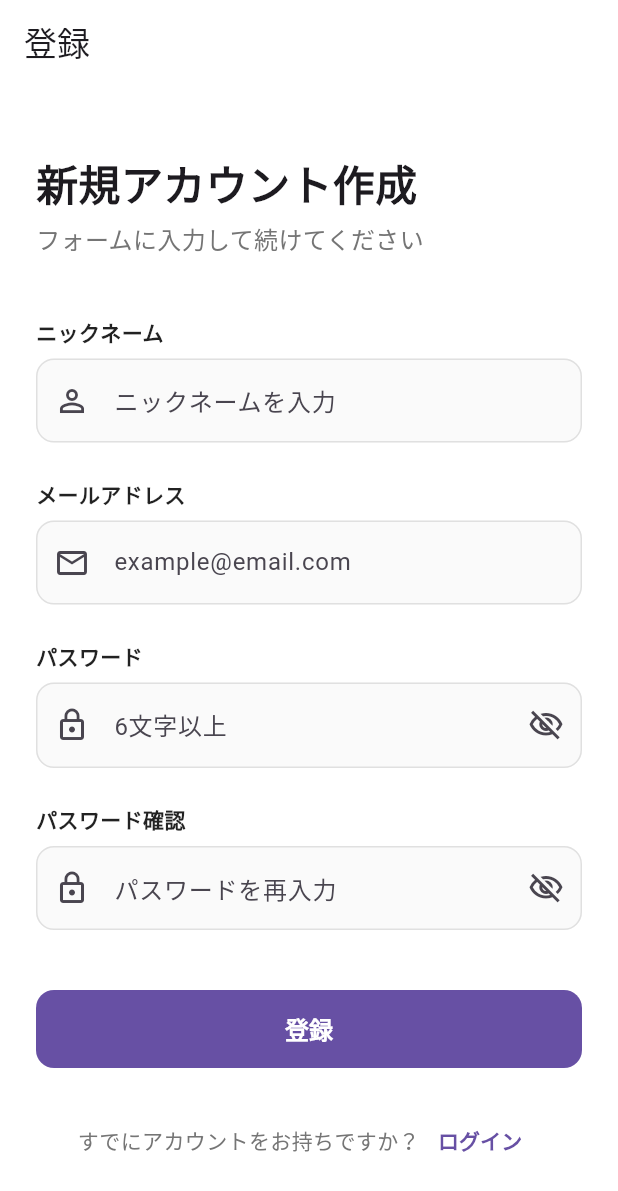
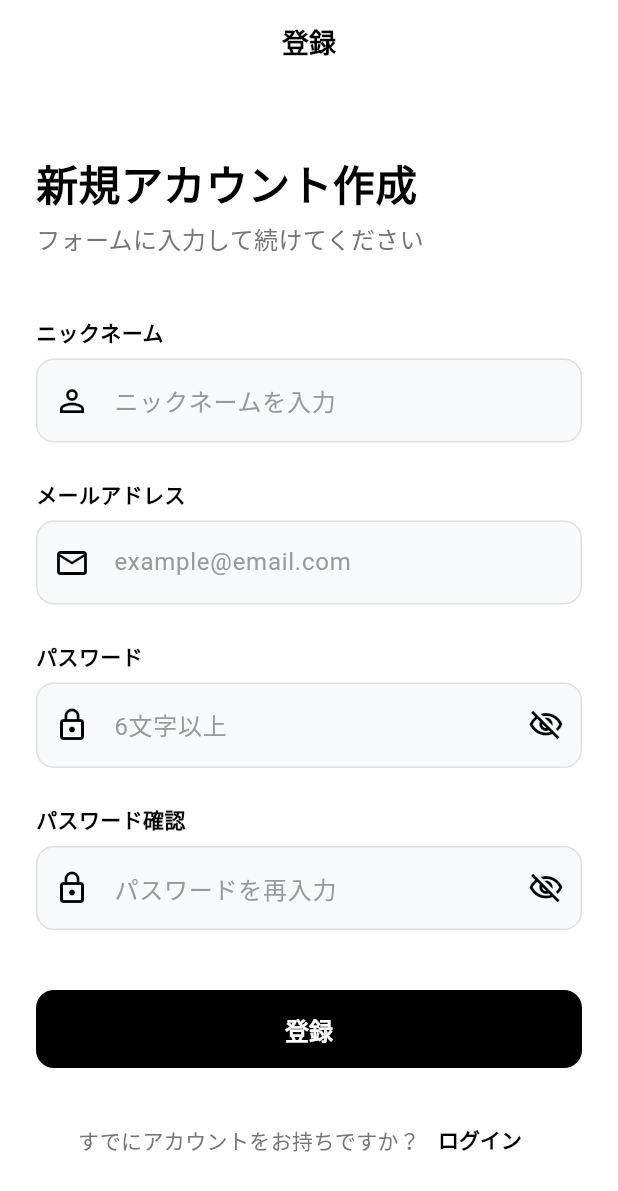
Before and after one commit to oto1720/2025_tyarekyara, a Flutter app: the screen it shows after launch, after a tap on "始める", after a tap on "スキップ", on a phone screen of 412 x 824 dp. Shown: the top 1191 px of the screen. Run offline on Flutter 3.47's test engine with Material 3 defaults, Android fonts, the phone set to English and light mode, and no system bars; our stand-ins replace cloud_firestore, cloud_functions, device_preview, firebase_auth, firebase_core, firebase_storage and 10 more; accounts and stored records are empty.

Commit message:
feat:全体の色などのconstantを追加 #92

```diff
--- /dev/null
+++ b/lib/core/constants/app_colors.dart
@@ -0,0 +1,70 @@
+import 'package:flutter/material.dart';
+
+/// アプリ全体で使用するカラーパレット
+/// ロゴの白黒をベースにしたデザイン
+class AppColors {
+  AppColors._();
+
+  // ========== プライマリカラー（黒系）==========
+  static const Color primary = Color(0xFF000000);
+  static const Color primaryLight = Color(0xFF333333);
+  static const Color primaryDark = Color(0xFF000000);
+
+  // ========== 背景色（白系）==========
+  static const Color background = Color(0xFFFFFFFF);
+  static const Color surface = Color(0xFFF8F9FA);
+  static const Color surfaceVariant = Color(0xFFF1F3F5);
+
+  // ========== テキストカラー ==========
+  static const Color textPrimary = Color(0xFF000000);
+  static const Color textSecondary = Color(0xFF666666);
+  static const Color textTertiary = Color(0xFF999999);
+  static const Color textOnPrimary = Color(0xFFFFFFFF);
+
+  // ========== ボーダー・区切り線 ==========
+  static const Color border = Color(0xFFE0E0E0);
+  static const Color divider = Color(0xFFEEEEEE);
+
+  // ========== 機能色（意見・スタンス）==========
+  static const Color agree = Color(0xFF10B981); // 賛成：緑
+  static const Color neutral = Color(0xFF60A5FA); // 中立：青
+  static const Color disagree = Color(0xFFFB7185); // 反対：赤
+
+  // ========== カテゴリ色 ==========
+  static const Color categorySocial = Color(0xFF3B82F6); // 社会：青
+  static const Color categoryValue = Color(0xFFF97316); // 価値観：オレンジ
+  static const Color categoryDaily = Color(0xFF22C55E); // 日常：緑
+
+  // ========== 難易度色 ==========
+  static const Color difficultyEasy = Color(0xFF14B8A6); // 簡単：ティール
+  static const Color difficultyNormal = Color(0xFFF59E0B); // 普通：アンバー
+  static const Color difficultyHard = Color(0xFFEF4444); // 難しい：赤
+
+  // ========== ステータス色 ==========
+  static const Color success = Color(0xFF10B981);
+  static const Color warning = Color(0xFFF59E0B);
+  static const Color error = Color(0xFFEF4444);
+  static const Color info = Color(0xFF3B82F6);
+
+  // ========== その他 ==========
+  static const Color disabled = Color(0xFFBDBDBD);
+  static const Color shadow = Color(0x1A000000);
+  static const Color aiGenerated = Color(0xFF8B5CF6); // AI生成バッジ：紫
+
+  // ========== グラデーション ==========
+  static const LinearGradient primaryGradient = LinearGradient(
+    colors: [primary, primaryLight],
+    begin: Alignment.topLeft,
+    end: Alignment.bottomRight,
+  );
+
+  // ========== チャート用カラー ==========
+  static const Color chartLine = Color(0xFF6366F1);
+  static const Color chartGrid = Color(0xFFEBEEF2);
+  static const Color chartTooltip = Color(0xFF6366F1);
+
+  // ========== バッジ背景色 ==========
+  static const Color badgeEarned = Color(0xFFFFFBEB);
+  static const Color badgeUnearned = Color(0xFFF3F4F6);
+  static const Color badgeBorder = Color(0xFFFDE68A);
+}
--- a/lib/main.dart
+++ b/lib/main.dart
@@ -4,6 +4,7 @@ import 'package:flutter/material.dart';
 import 'package:flutter_riverpod/flutter_riverpod.dart';
 import 'package:flutter_dotenv/flutter_dotenv.dart';
 import 'package:tyarekyara/core/route/app_router.dart';
+import 'package:tyarekyara/core/constants/app_colors.dart';
 import 'firebase_options.dart';
 import 'package:device_preview/device_preview.dart';
 import 'package:tyarekyara/core/providers/theme_provider.dart';
@@ -33,15 +34,189 @@ class MyApp extends ConsumerWidget {
   Widget build(BuildContext context, WidgetRef ref) {
     final themeMode = ref.watch(themeModeProvider);
     return MaterialApp.router(
-      themeMode: themeMode, // ★ ここに設定
-      theme: ThemeData.light(useMaterial3: true),     // ライトモード用テーマ
-      darkTheme: ThemeData.dark(useMaterial3: true),  // ダークモード用テーマ
+      themeMode: themeMode,
+      theme: _buildLightTheme(),
+      darkTheme: ThemeData.dark(useMaterial3: true),
       routerConfig: router,
-      // DevicePreview設定
       locale: DevicePreview.locale(context),
       builder: DevicePreview.appBuilder,
-      // デバッグバナーを非表示
       debugShowCheckedModeBanner: false,
     );
   }
+
+  ThemeData _buildLightTheme() {
+    return ThemeData(
+      useMaterial3: true,
+      brightness: Brightness.light,
+
+      // カラースキーム
+      colorScheme: const ColorScheme.light(
+        primary: AppColors.primary,
+        onPrimary: AppColors.textOnPrimary,
+        secondary: AppColors.primaryLight,
+        onSecondary: AppColors.textOnPrimary,
+        surface: AppColors.surface,
+        onSurface: AppColors.textPrimary,
+        error: AppColors.error,
+        onError: AppColors.textOnPrimary,
+      ),
+
+      // 背景色
+      scaffoldBackgroundColor: AppColors.background,
+
+      // AppBar
+      appBarTheme: const AppBarTheme(
+        backgroundColor: AppColors.background,
+        foregroundColor: AppColors.textPrimary,
+        elevation: 0,
+        centerTitle: true,
+        titleTextStyle: TextStyle(
+          color: AppColors.textPrimary,
+          fontSize: 18,
+          fontWeight: FontWeight.w600,
+        ),
+        iconTheme: IconThemeData(color: AppColors.textPrimary),
+      ),
+
+      // Card
+      cardTheme: CardThemeData(
+        color: AppColors.background,
+        elevation: 0,
+        shape: RoundedRectangleBorder(
+          borderRadius: BorderRadius.circular(12),
+          side: const BorderSide(color: AppColors.border),
+        ),
+      ),
+
+      // ElevatedButton
+      elevatedButtonTheme: ElevatedButtonThemeData(
+        style: ElevatedButton.styleFrom(
+          backgroundColor: AppColors.primary,
+          foregroundColor: AppColors.textOnPrimary,
+          elevation: 0,
+          padding: const EdgeInsets.symmetric(horizontal: 24, vertical: 12),
+          shape: RoundedRectangleBorder(
+            borderRadius: BorderRadius.circular(12),
+          ),
+          textStyle: const TextStyle(
+            fontSize: 16,
+            fontWeight: FontWeight.w600,
+          ),
+        ),
+      ),
+
+      // OutlinedButton
+      outlinedButtonTheme: OutlinedButtonThemeData(
+        style: OutlinedButton.styleFrom(
+          foregroundColor: AppColors.primary,
+          side: const BorderSide(color: AppColors.primary),
+          padding: const EdgeInsets.symmetric(horizontal: 24, vertical: 12),
+          shape: RoundedRectangleBorder(
+            borderRadius: BorderRadius.circular(12),
+          ),
+          textStyle: const TextStyle(
+            fontSize: 16,
+            fontWeight: FontWeight.w600,
+          ),
+        ),
+      ),
+
+      // TextButton
+      textButtonTheme: TextButtonThemeData(
+        style: TextButton.styleFrom(
+          foregroundColor: AppColors.primary,
+          textStyle: const TextStyle(
+            fontSize: 14,
+            fontWeight: FontWeight.w600,
+          ),
+        ),
+      ),
+
+      // InputDecoration
+      inputDecorationTheme: InputDecorationTheme(
+        filled: true,
+        fillColor: AppColors.surface,
+        border: OutlineInputBorder(
+          borderRadius: BorderRadius.circular(12),
+          borderSide: const BorderSide(color: AppColors.border),
+        ),
+        enabledBorder: OutlineInputBorder(
+          borderRadius: BorderRadius.circular(12),
+          borderSide: const BorderSide(color: AppColors.border),
+        ),
+        focusedBorder: OutlineInputBorder(
+          borderRadius: BorderRadius.circular(12),
+          borderSide: const BorderSide(color: AppColors.primary, width: 2),
+        ),
+        errorBorder: OutlineInputBorder(
+          borderRadius: BorderRadius.circular(12),
+          borderSide: const BorderSide(color: AppColors.error),
+        ),
+        contentPadding: const EdgeInsets.symmetric(horizontal: 16, vertical: 14),
+        hintStyle: const TextStyle(color: AppColors.textTertiary),
+        labelStyle: const TextStyle(color: AppColors.textSecondary),
+      ),
+
+      // BottomNavigationBar
+      bottomNavigationBarTheme: const BottomNavigationBarThemeData(
+        backgroundColor: AppColors.background,
+        selectedItemColor: AppColors.primary,
+        unselectedItemColor: AppColors.textTertiary,
+        type: BottomNavigationBarType.fixed,
+        elevation: 8,
+      ),
+
+      // Divider
+      dividerTheme: const DividerThemeData(
+        color: AppColors.divider,
+        thickness: 1,
+      ),
+
+      // Icon
+      iconTheme: const IconThemeData(
+        color: AppColors.textPrimary,
+      ),
+
+      // Text
+      textTheme: const TextTheme(
+        headlineLarge: TextStyle(
+          color: AppColors.textPrimary,
+          fontSize: 24,
+          fontWeight: FontWeight.bold,
+        ),
+        headlineMedium: TextStyle(
+          color: AppColors.textPrimary,
+          fontSize: 20,
+          fontWeight: FontWeight.w600,
+        ),
+        titleLarge: TextStyle(
+          color: AppColors.textPrimary,
+          fontSize: 18,
+          fontWeight: FontWeight.w600,
+        ),
+        titleMedium: TextStyle(
+          color: AppColors.textPrimary,
+          fontSize: 16,
+          fontWeight: FontWeight.w600,
+        ),
+        bodyLarge: TextStyle(
+          color: AppColors.textPrimary,
+          fontSize: 16,
+        ),
+        bodyMedium: TextStyle(
+          color: AppColors.textPrimary,
+          fontSize: 14,
+        ),
+        bodySmall: TextStyle(
+          color: AppColors.textSecondary,
+          fontSize: 12,
+        ),
+        labelLarge: TextStyle(
+          color: AppColors.textPrimary,
+          fontSize: 14,
+          fontWeight: FontWeight.w600,
+        ),
+      ),
+    );
+  }
 }
--- a/lib/widgets/custom_button.dart
+++ b/lib/widgets/custom_button.dart
@@ -1,4 +1,5 @@
 import 'package:flutter/material.dart';
+import 'package:tyarekyara/core/constants/app_colors.dart';
 
 /// カスタムボタン
 /// 統一されたデザインとローディング状態を提供
@@ -32,9 +33,9 @@ class CustomButton extends StatelessWidget {
       child: ElevatedButton(
         onPressed: isLoading ? null : onPressed,
         style: ElevatedButton.styleFrom(
-          backgroundColor: backgroundColor ?? Theme.of(context).primaryColor,
-          foregroundColor: textColor ?? Colors.white,
-          disabledBackgroundColor: Colors.grey[300],
+          backgroundColor: backgroundColor ?? AppColors.primary,
+          foregroundColor: textColor ?? AppColors.textOnPrimary,
+          disabledBackgroundColor: AppColors.disabled,
           shape: RoundedRectangleBorder(
             borderRadius: BorderRadius.circular(12),
           ),
@@ -51,7 +52,7 @@ class CustomButton extends StatelessWidget {
                 width: 20,
                 child: CircularProgressIndicator(
                   strokeWidth: 2,
-                  valueColor: AlwaysStoppedAnimation<Color>(Colors.white),
+                  valueColor: AlwaysStoppedAnimation<Color>(AppColors.textOnPrimary),
                 ),
               )
             : Text(
@@ -59,7 +60,7 @@ class CustomButton extends StatelessWidget {
                 style: TextStyle(
                   fontSize: 16,
                   fontWeight: FontWeight.w600,
-                  color: textColor ?? Colors.white,
+                  color: textColor ?? AppColors.textOnPrimary,
                 ),
               ),
       ),
--- a/lib/widgets/custom_text_field.dart
+++ b/lib/widgets/custom_text_field.dart
@@ -1,4 +1,5 @@
 import 'package:flutter/material.dart';
+import 'package:tyarekyara/core/constants/app_colors.dart';
 
 /// カスタムテキストフィールド
 /// 統一されたデザインと入力検証を提供
@@ -38,7 +39,7 @@ class CustomTextField extends StatelessWidget {
           style: const TextStyle(
             fontSize: 14,
             fontWeight: FontWeight.w600,
-            color: Colors.black87,
+            color: AppColors.textPrimary,
           ),
         ),
         const SizedBox(height: 8),
@@ -54,26 +55,26 @@ class CustomTextField extends StatelessWidget {
             prefixIcon: prefixIcon,
             suffixIcon: suffixIcon,
             filled: true,
-            fillColor: enabled ? Colors.grey[50] : Colors.grey[200],
+            fillColor: enabled ? AppColors.surface : AppColors.surfaceVariant,
             border: OutlineInputBorder(
               borderRadius: BorderRadius.circular(12),
-              borderSide: BorderSide(color: Colors.grey[300]!),
+              borderSide: const BorderSide(color: AppColors.border),
             ),
             enabledBorder: OutlineInputBorder(
               borderRadius: BorderRadius.circular(12),
-              borderSide: BorderSide(color: Colors.grey[300]!),
+              borderSide: const BorderSide(color: AppColors.border),
             ),
             focusedBorder: OutlineInputBorder(
               borderRadius: BorderRadius.circular(12),
-              borderSide: const BorderSide(color: Colors.blue, width: 2),
+              borderSide: const BorderSide(color: AppColors.primary, width: 2),
             ),
             errorBorder: OutlineInputBorder(
               borderRadius: BorderRadius.circular(12),
-              borderSide: const BorderSide(color: Colors.red),
+              borderSide: const BorderSide(color: AppColors.error),
             ),
             focusedErrorBorder: OutlineInputBorder(
               borderRadius: BorderRadius.circular(12),
-              borderSide: const BorderSide(color: Colors.red, width: 2),
+              borderSide: const BorderSide(color: AppColors.error, width: 2),
             ),
             contentPadding: const EdgeInsets.symmetric(
               horizontal: 16,
```
